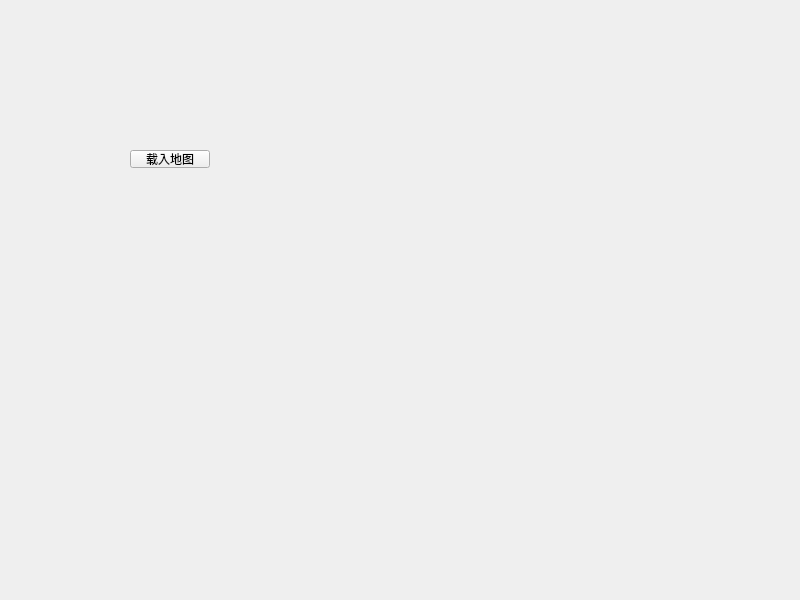
Qt form Sudoku/widget.ui (SSDGK/-Qt-) before a commit.
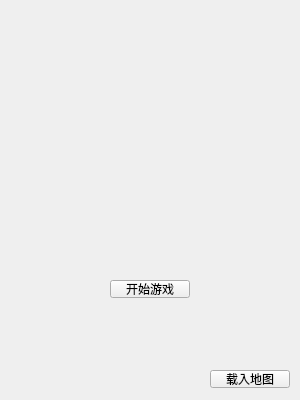
The same form after that commit.

Diff of the .ui file:
```diff
--- a/Sudoku/widget.ui
+++ b/Sudoku/widget.ui
@@ -6,18 +6,24 @@
    <rect>
     <x>0</x>
     <y>0</y>
-    <width>800</width>
-    <height>600</height>
+    <width>300</width>
+    <height>400</height>
    </rect>
   </property>
+  <property name="maximumSize">
+   <size>
+    <width>1920</width>
+    <height>1080</height>
+   </size>
+  </property>
   <property name="windowTitle">
    <string>Widget</string>
   </property>
   <widget class="QPushButton" name="loadButton">
    <property name="geometry">
     <rect>
-     <x>130</x>
-     <y>150</y>
+     <x>210</x>
+     <y>370</y>
      <width>80</width>
      <height>18</height>
     </rect>
@@ -26,6 +32,19 @@
     <string>载入地图</string>
    </property>
   </widget>
+  <widget class="QPushButton" name="startButton">
+   <property name="geometry">
+    <rect>
+     <x>110</x>
+     <y>280</y>
+     <width>80</width>
+     <height>18</height>
+    </rect>
+   </property>
+   <property name="text">
+    <string>开始游戏</string>
+   </property>
+  </widget>
  </widget>
  <resources/>
  <connections/>
```
